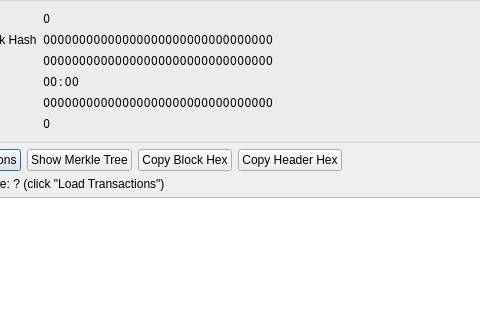
This is src/qt/forms/blockindexdetailsdialog.ui in torkelrogstad/mainchain as Qt 5 draws it before an edit; both pictures show x 97 to 577 and y 176 to 496 of the 1220 by 974 pixel window. The edited form follows.
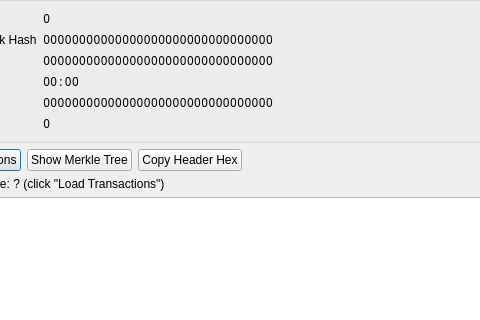
This is the edited form.

Commit message: Update block index details - remove copy block hex

The edit to the form file:
```diff
--- a/src/qt/forms/blockindexdetailsdialog.ui
+++ b/src/qt/forms/blockindexdetailsdialog.ui
@@ -290,19 +290,6 @@
        </property>
       </widget>
      </item>
-     <item>
-      <widget class="QPushButton" name="pushButtonCopyHex">
-       <property name="sizePolicy">
-        <sizepolicy hsizetype="Maximum" vsizetype="Fixed">
-         <horstretch>0</horstretch>
-         <verstretch>0</verstretch>
-        </sizepolicy>
-       </property>
-       <property name="text">
-        <string>Copy Block Hex</string>
-       </property>
-      </widget>
-     </item>
      <item>
       <widget class="QPushButton" name="pushButtonCopyHeaderHex">
        <property name="sizePolicy">
```
The commit also changes 2 other files.
